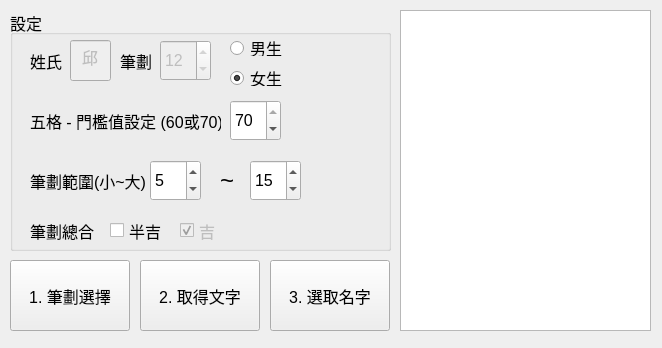
The window that Naming.ui (maticchiu/Naming) describes before a commit, drawn with Qt 5.
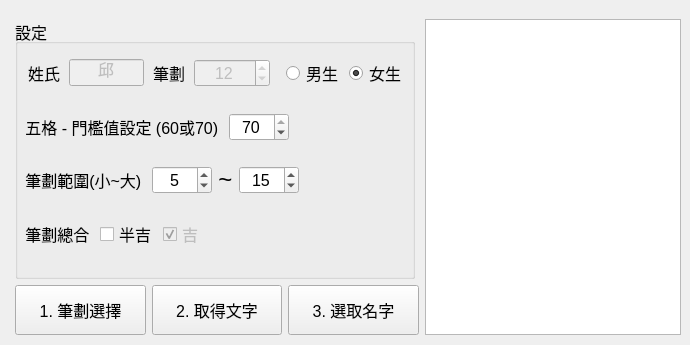
The same window after the commit.

Commit message: *.ui  - fine tune UI laytou Naming_Main.py  - set fixed size

What changed in the file:
```diff
--- a/Naming.ui
+++ b/Naming.ui
@@ -6,10 +6,16 @@
    <rect>
     <x>0</x>
     <y>0</y>
-    <width>662</width>
-    <height>348</height>
+    <width>690</width>
+    <height>345</height>
    </rect>
   </property>
+  <property name="sizePolicy">
+   <sizepolicy hsizetype="Fixed" vsizetype="Fixed">
+    <horstretch>0</horstretch>
+    <verstretch>0</verstretch>
+   </sizepolicy>
+  </property>
   <property name="font">
    <font>
     <pointsize>12</pointsize>
@@ -19,197 +25,50 @@
    <string>MainWindow</string>
   </property>
   <widget class="QWidget" name="centralwidget">
-   <widget class="QTextEdit" name="textEdit_Log">
-    <property name="geometry">
-     <rect>
-      <x>400</x>
-      <y>10</y>
-      <width>251</width>
-      <height>321</height>
-     </rect>
+   <layout class="QFormLayout" name="formLayout">
+    <property name="bottomMargin">
+     <number>0</number>
     </property>
-   </widget>
+    <item row="1" column="1">
+     <layout class="QHBoxLayout" name="horizontalLayout_2">
+      <item>
+       <layout class="QGridLayout" name="gridLayout" rowstretch="1,0">
+        <item row="0" column="0">
    <widget class="QGroupBox" name="groupBox">
-    <property name="geometry">
-     <rect>
-      <x>10</x>
-      <y>10</y>
-      <width>381</width>
-      <height>241</height>
-     </rect>
+          <property name="sizePolicy">
+           <sizepolicy hsizetype="Fixed" vsizetype="Fixed">
+            <horstretch>0</horstretch>
+            <verstretch>0</verstretch>
+           </sizepolicy>
+          </property>
+          <property name="minimumSize">
+           <size>
+            <width>400</width>
+            <height>260</height>
+           </size>
     </property>
     <property name="title">
      <string>設定</string>
     </property>
-    <widget class="QSpinBox" name="spinBox_NameCount_Max">
+          <widget class="QWidget" name="verticalLayoutWidget">
      <property name="geometry">
       <rect>
-       <x>240</x>
-       <y>150</y>
-       <width>51</width>
-       <height>41</height>
-      </rect>
-     </property>
-     <property name="font">
-      <font>
-       <pointsize>12</pointsize>
-      </font>
-     </property>
-     <property name="minimum">
-      <number>1</number>
-     </property>
-     <property name="maximum">
-      <number>30</number>
-     </property>
-     <property name="value">
-      <number>15</number>
-     </property>
-    </widget>
-    <widget class="QCheckBox" name="checkBox_HalfLuck">
-     <property name="geometry">
-      <rect>
-       <x>100</x>
-       <y>200</y>
-       <width>61</width>
-       <height>41</height>
-      </rect>
-     </property>
-     <property name="text">
-      <string>半吉</string>
-     </property>
-     <property name="checked">
-      <bool>false</bool>
-     </property>
-    </widget>
-    <widget class="QLabel" name="label_9">
-     <property name="geometry">
-      <rect>
-       <x>210</x>
-       <y>150</y>
-       <width>21</width>
-       <height>41</height>
-      </rect>
-     </property>
-     <property name="font">
-      <font>
-       <pointsize>18</pointsize>
-      </font>
-     </property>
-     <property name="text">
-      <string>~</string>
-     </property>
-    </widget>
-    <widget class="QSpinBox" name="spinBox_NameCount_Min">
-     <property name="geometry">
-      <rect>
-       <x>140</x>
-       <y>150</y>
-       <width>51</width>
-       <height>41</height>
-      </rect>
-     </property>
-     <property name="font">
-      <font>
-       <pointsize>12</pointsize>
-      </font>
-     </property>
-     <property name="minimum">
-      <number>1</number>
-     </property>
-     <property name="maximum">
-      <number>30</number>
-     </property>
-     <property name="value">
-      <number>5</number>
-     </property>
-    </widget>
-    <widget class="QLabel" name="label_7">
-     <property name="geometry">
-      <rect>
-       <x>110</x>
-       <y>30</y>
-       <width>41</width>
-       <height>41</height>
-      </rect>
-     </property>
-     <property name="font">
-      <font>
-       <pointsize>12</pointsize>
-      </font>
-     </property>
-     <property name="text">
-      <string>筆劃</string>
-     </property>
-    </widget>
-    <widget class="QLabel" name="label_8">
-     <property name="geometry">
-      <rect>
-       <x>20</x>
-       <y>150</y>
-       <width>121</width>
-       <height>41</height>
-      </rect>
-     </property>
-     <property name="font">
-      <font>
-       <pointsize>12</pointsize>
-      </font>
-     </property>
-     <property name="text">
-      <string>筆劃範圍(小~大)</string>
-     </property>
-    </widget>
-    <widget class="QCheckBox" name="checkBox_Luck">
-     <property name="enabled">
-      <bool>false</bool>
-     </property>
-     <property name="geometry">
-      <rect>
-       <x>170</x>
-       <y>200</y>
-       <width>41</width>
-       <height>41</height>
-      </rect>
-     </property>
-     <property name="text">
-      <string>吉</string>
-     </property>
-     <property name="checkable">
-      <bool>true</bool>
-     </property>
-     <property name="checked">
-      <bool>true</bool>
-     </property>
-    </widget>
-    <widget class="QSpinBox" name="spinBox_LastNameCount">
-     <property name="enabled">
-      <bool>false</bool>
-     </property>
-     <property name="geometry">
-      <rect>
-       <x>150</x>
-       <y>30</y>
-       <width>51</width>
-       <height>41</height>
-      </rect>
-     </property>
-     <property name="font">
-      <font>
-       <pointsize>12</pointsize>
-      </font>
-     </property>
-     <property name="value">
-      <number>12</number>
-     </property>
-    </widget>
+             <x>10</x>
+             <y>20</y>
+             <width>381</width>
+             <height>231</height>
+            </rect>
+           </property>
+           <layout class="QVBoxLayout" name="verticalLayout">
+            <item>
+             <layout class="QHBoxLayout" name="horizontalLayout_3" stretch="1,2,1,2,1,1,1">
+              <item>
     <widget class="QLabel" name="label_6">
-     <property name="geometry">
-      <rect>
-       <x>20</x>
-       <y>30</y>
-       <width>41</width>
-       <height>41</height>
-      </rect>
+                <property name="sizePolicy">
+                 <sizepolicy hsizetype="Expanding" vsizetype="Fixed">
+                  <horstretch>1</horstretch>
+                  <verstretch>0</verstretch>
+                 </sizepolicy>
      </property>
      <property name="font">
       <font>
@@ -219,18 +78,27 @@
      <property name="text">
       <string>姓氏</string>
      </property>
-    </widget>
+                <property name="alignment">
+                 <set>Qt::AlignCenter</set>
+                </property>
+               </widget>
+              </item>
+              <item>
     <widget class="QLineEdit" name="lineEdit_LastName">
      <property name="enabled">
       <bool>false</bool>
      </property>
-     <property name="geometry">
-      <rect>
-       <x>60</x>
-       <y>30</y>
-       <width>41</width>
-       <height>41</height>
-      </rect>
+                <property name="sizePolicy">
+                 <sizepolicy hsizetype="Minimum" vsizetype="Fixed">
+                  <horstretch>1</horstretch>
+                  <verstretch>0</verstretch>
+                 </sizepolicy>
+                </property>
+                <property name="minimumSize">
+                 <size>
+                  <width>60</width>
+                  <height>0</height>
+                 </size>
      </property>
      <property name="text">
       <string>邱</string>
@@ -242,27 +110,94 @@
       <set>Qt::AlignCenter</set>
      </property>
     </widget>
+              </item>
+              <item>
+               <widget class="QLabel" name="label_7">
+                <property name="sizePolicy">
+                 <sizepolicy hsizetype="Expanding" vsizetype="Fixed">
+                  <horstretch>1</horstretch>
+                  <verstretch>0</verstretch>
+                 </sizepolicy>
+                </property>
+                <property name="font">
+                 <font>
+                  <pointsize>12</pointsize>
+                 </font>
+                </property>
+                <property name="text">
+                 <string>筆劃</string>
+                </property>
+                <property name="alignment">
+                 <set>Qt::AlignCenter</set>
+                </property>
+               </widget>
+              </item>
+              <item>
+               <widget class="QSpinBox" name="spinBox_LastNameCount">
+                <property name="enabled">
+                 <bool>false</bool>
+                </property>
+                <property name="sizePolicy">
+                 <sizepolicy hsizetype="Minimum" vsizetype="Fixed">
+                  <horstretch>1</horstretch>
+                  <verstretch>0</verstretch>
+                 </sizepolicy>
+                </property>
+                <property name="minimumSize">
+                 <size>
+                  <width>60</width>
+                  <height>0</height>
+                 </size>
+                </property>
+                <property name="font">
+                 <font>
+                  <pointsize>12</pointsize>
+                 </font>
+                </property>
+                <property name="alignment">
+                 <set>Qt::AlignCenter</set>
+                </property>
+                <property name="value">
+                 <number>12</number>
+                </property>
+               </widget>
+              </item>
+              <item>
+               <spacer name="horizontalSpacer_2">
+                <property name="orientation">
+                 <enum>Qt::Horizontal</enum>
+                </property>
+                <property name="sizeType">
+                 <enum>QSizePolicy::Fixed</enum>
+                </property>
+                <property name="sizeHint" stdset="0">
+                 <size>
+                  <width>10</width>
+                  <height>20</height>
+                 </size>
+                </property>
+               </spacer>
+              </item>
+              <item>
     <widget class="QRadioButton" name="radioButton_Gender_Boy">
-     <property name="geometry">
-      <rect>
-       <x>220</x>
-       <y>30</y>
-       <width>75</width>
-       <height>16</height>
-      </rect>
+                <property name="sizePolicy">
+                 <sizepolicy hsizetype="Expanding" vsizetype="Fixed">
+                  <horstretch>1</horstretch>
+                  <verstretch>0</verstretch>
+                 </sizepolicy>
      </property>
      <property name="text">
       <string>男生</string>
      </property>
     </widget>
+              </item>
+              <item>
     <widget class="QRadioButton" name="radioButton_Gender_Girl">
-     <property name="geometry">
-      <rect>
-       <x>220</x>
-       <y>60</y>
-       <width>75</width>
-       <height>16</height>
-      </rect>
+                <property name="sizePolicy">
+                 <sizepolicy hsizetype="Expanding" vsizetype="Fixed">
+                  <horstretch>1</horstretch>
+                  <verstretch>0</verstretch>
+                 </sizepolicy>
      </property>
      <property name="text">
       <string>女生</string>
@@ -271,38 +206,48 @@
       <bool>true</bool>
      </property>
     </widget>
+              </item>
+             </layout>
+            </item>
+            <item>
+             <layout class="QHBoxLayout" name="horizontalLayout_4">
+              <item>
     <widget class="QLabel" name="label_10">
-     <property name="geometry">
-      <rect>
-       <x>20</x>
-       <y>90</y>
-       <width>191</width>
-       <height>41</height>
-      </rect>
-     </property>
      <property name="font">
       <font>
        <pointsize>12</pointsize>
       </font>
      </property>
      <property name="text">
-      <string>五格 - 門檻值設定 (60或70)</string>
-     </property>
-    </widget>
+                 <string>五格 - 門檻值設定 (60或70) </string>
+                </property>
+                <property name="alignment">
+                 <set>Qt::AlignCenter</set>
+                </property>
+               </widget>
+              </item>
+              <item>
     <widget class="QSpinBox" name="spinBox_FiveLevel_Threshold">
-     <property name="geometry">
-      <rect>
-       <x>220</x>
-       <y>90</y>
-       <width>51</width>
-       <height>41</height>
-      </rect>
+                <property name="sizePolicy">
+                 <sizepolicy hsizetype="Fixed" vsizetype="Fixed">
+                  <horstretch>0</horstretch>
+                  <verstretch>0</verstretch>
+                 </sizepolicy>
+                </property>
+                <property name="minimumSize">
+                 <size>
+                  <width>60</width>
+                  <height>0</height>
+                 </size>
      </property>
      <property name="font">
       <font>
        <pointsize>12</pointsize>
       </font>
      </property>
+                <property name="alignment">
+                 <set>Qt::AlignCenter</set>
+                </property>
      <property name="minimum">
       <number>60</number>
      </property>
@@ -316,64 +261,267 @@
       <number>70</number>
      </property>
     </widget>
+              </item>
+              <item>
+               <spacer name="horizontalSpacer">
+                <property name="orientation">
+                 <enum>Qt::Horizontal</enum>
+                </property>
+                <property name="sizeHint" stdset="0">
+                 <size>
+                  <width>40</width>
+                  <height>20</height>
+                 </size>
+                </property>
+               </spacer>
+              </item>
+             </layout>
+            </item>
+            <item>
+             <layout class="QHBoxLayout" name="horizontalLayout_5">
+              <item>
+               <widget class="QLabel" name="label_8">
+                <property name="font">
+                 <font>
+                  <pointsize>12</pointsize>
+                 </font>
+                </property>
+                <property name="text">
+                 <string>筆劃範圍(小~大) </string>
+                </property>
+                <property name="alignment">
+                 <set>Qt::AlignCenter</set>
+                </property>
+               </widget>
+              </item>
+              <item>
+               <widget class="QSpinBox" name="spinBox_NameCount_Min">
+                <property name="minimumSize">
+                 <size>
+                  <width>60</width>
+                  <height>0</height>
+                 </size>
+                </property>
+                <property name="font">
+                 <font>
+                  <pointsize>12</pointsize>
+                 </font>
+                </property>
+                <property name="alignment">
+                 <set>Qt::AlignCenter</set>
+                </property>
+                <property name="minimum">
+                 <number>1</number>
+                </property>
+                <property name="maximum">
+                 <number>30</number>
+                </property>
+                <property name="value">
+                 <number>5</number>
+                </property>
+               </widget>
+              </item>
+              <item>
+               <widget class="QLabel" name="label_9">
+                <property name="font">
+                 <font>
+                  <pointsize>18</pointsize>
+                 </font>
+                </property>
+                <property name="text">
+                 <string>~</string>
+                </property>
+                <property name="alignment">
+                 <set>Qt::AlignCenter</set>
+                </property>
+               </widget>
+              </item>
+              <item>
+               <widget class="QSpinBox" name="spinBox_NameCount_Max">
+                <property name="minimumSize">
+                 <size>
+                  <width>60</width>
+                  <height>0</height>
+                 </size>
+                </property>
+                <property name="font">
+                 <font>
+                  <pointsize>12</pointsize>
+                 </font>
+                </property>
+                <property name="alignment">
+                 <set>Qt::AlignCenter</set>
+                </property>
+                <property name="minimum">
+                 <number>1</number>
+                </property>
+                <property name="maximum">
+                 <number>30</number>
+                </property>
+                <property name="value">
+                 <number>15</number>
+                </property>
+               </widget>
+              </item>
+              <item>
+               <spacer name="horizontalSpacer_3">
+                <property name="orientation">
+                 <enum>Qt::Horizontal</enum>
+                </property>
+                <property name="sizeHint" stdset="0">
+                 <size>
+                  <width>40</width>
+                  <height>20</height>
+                 </size>
+                </property>
+               </spacer>
+              </item>
+             </layout>
+            </item>
+            <item>
+             <layout class="QHBoxLayout" name="horizontalLayout_6">
+              <item>
     <widget class="QLabel" name="label_11">
-     <property name="geometry">
-      <rect>
-       <x>20</x>
-       <y>200</y>
-       <width>81</width>
-       <height>41</height>
-      </rect>
-     </property>
      <property name="font">
       <font>
        <pointsize>12</pointsize>
       </font>
      </property>
      <property name="text">
-      <string>筆劃總合</string>
-     </property>
-    </widget>
-   </widget>
-   <widget class="QPushButton" name="pushButton_SelectFullName">
-    <property name="geometry">
-     <rect>
-      <x>270</x>
-      <y>260</y>
-      <width>120</width>
-      <height>71</height>
-     </rect>
+                 <string>筆劃總合 </string>
+                </property>
+                <property name="alignment">
+                 <set>Qt::AlignCenter</set>
+                </property>
+               </widget>
+              </item>
+              <item>
+               <widget class="QCheckBox" name="checkBox_HalfLuck">
+                <property name="text">
+                 <string>半吉</string>
+                </property>
+                <property name="checked">
+                 <bool>false</bool>
+                </property>
+               </widget>
+              </item>
+              <item>
+               <widget class="QCheckBox" name="checkBox_Luck">
+                <property name="enabled">
+                 <bool>false</bool>
     </property>
     <property name="text">
-     <string>3. 選取名字</string>
-    </property>
-   </widget>
-   <widget class="QPushButton" name="pushButton_SelectNameWord">
-    <property name="geometry">
-     <rect>
-      <x>140</x>
-      <y>260</y>
-      <width>120</width>
-      <height>71</height>
-     </rect>
-    </property>
-    <property name="text">
-     <string>2. 取得文字</string>
-    </property>
-   </widget>
+                 <string>吉</string>
+                </property>
+                <property name="checkable">
+                 <bool>true</bool>
+                </property>
+                <property name="checked">
+                 <bool>true</bool>
+                </property>
+               </widget>
+              </item>
+              <item>
+               <spacer name="horizontalSpacer_4">
+                <property name="orientation">
+                 <enum>Qt::Horizontal</enum>
+                </property>
+                <property name="sizeHint" stdset="0">
+                 <size>
+                  <width>40</width>
+                  <height>20</height>
+                 </size>
+                </property>
+               </spacer>
+              </item>
+             </layout>
+            </item>
+           </layout>
+          </widget>
+         </widget>
+        </item>
+        <item row="1" column="0">
+         <layout class="QHBoxLayout" name="horizontalLayout">
+          <item>
    <widget class="QPushButton" name="pushButton_GetNameCount">
-    <property name="geometry">
-     <rect>
-      <x>10</x>
-      <y>260</y>
-      <width>120</width>
-      <height>71</height>
-     </rect>
+            <property name="sizePolicy">
+             <sizepolicy hsizetype="Expanding" vsizetype="Fixed">
+              <horstretch>0</horstretch>
+              <verstretch>0</verstretch>
+             </sizepolicy>
+            </property>
+            <property name="minimumSize">
+             <size>
+              <width>0</width>
+              <height>50</height>
+             </size>
     </property>
     <property name="text">
      <string>1. 筆劃選擇</string>
     </property>
    </widget>
+          </item>
+          <item>
+           <widget class="QPushButton" name="pushButton_SelectNameWord">
+            <property name="sizePolicy">
+             <sizepolicy hsizetype="Expanding" vsizetype="Fixed">
+              <horstretch>0</horstretch>
+              <verstretch>0</verstretch>
+             </sizepolicy>
+            </property>
+            <property name="minimumSize">
+             <size>
+              <width>0</width>
+              <height>50</height>
+             </size>
+            </property>
+            <property name="text">
+             <string>2. 取得文字</string>
+            </property>
+           </widget>
+          </item>
+          <item>
+           <widget class="QPushButton" name="pushButton_SelectFullName">
+            <property name="sizePolicy">
+             <sizepolicy hsizetype="Expanding" vsizetype="Fixed">
+              <horstretch>0</horstretch>
+              <verstretch>0</verstretch>
+             </sizepolicy>
+            </property>
+            <property name="minimumSize">
+             <size>
+              <width>0</width>
+              <height>50</height>
+             </size>
+            </property>
+            <property name="text">
+             <string>3. 選取名字</string>
+            </property>
+           </widget>
+          </item>
+         </layout>
+        </item>
+        <item row="0" column="1" rowspan="2">
+         <widget class="QTextEdit" name="textEdit_Log">
+          <property name="sizePolicy">
+           <sizepolicy hsizetype="Fixed" vsizetype="Expanding">
+            <horstretch>0</horstretch>
+            <verstretch>0</verstretch>
+           </sizepolicy>
+          </property>
+          <property name="minimumSize">
+           <size>
+            <width>200</width>
+            <height>0</height>
+           </size>
+          </property>
+         </widget>
+        </item>
+       </layout>
+      </item>
+     </layout>
+    </item>
+   </layout>
   </widget>
  </widget>
  <resources/>
```
Lines whose indentation alone changed are shown as unchanged. The commit also changes 8 other files.
